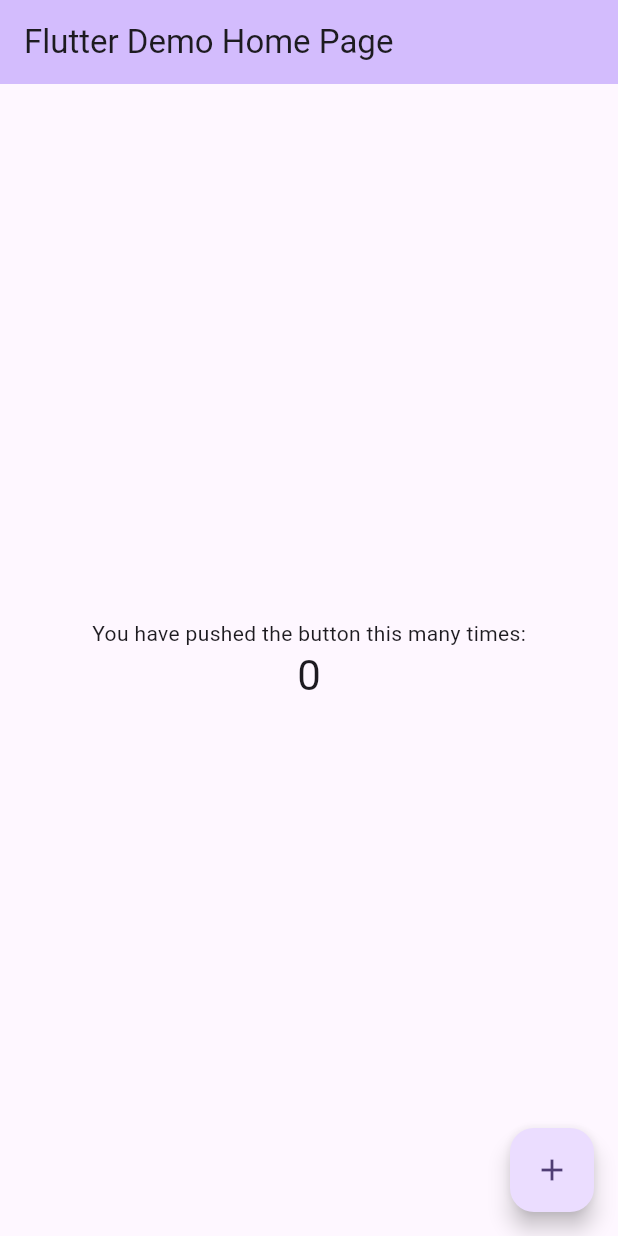
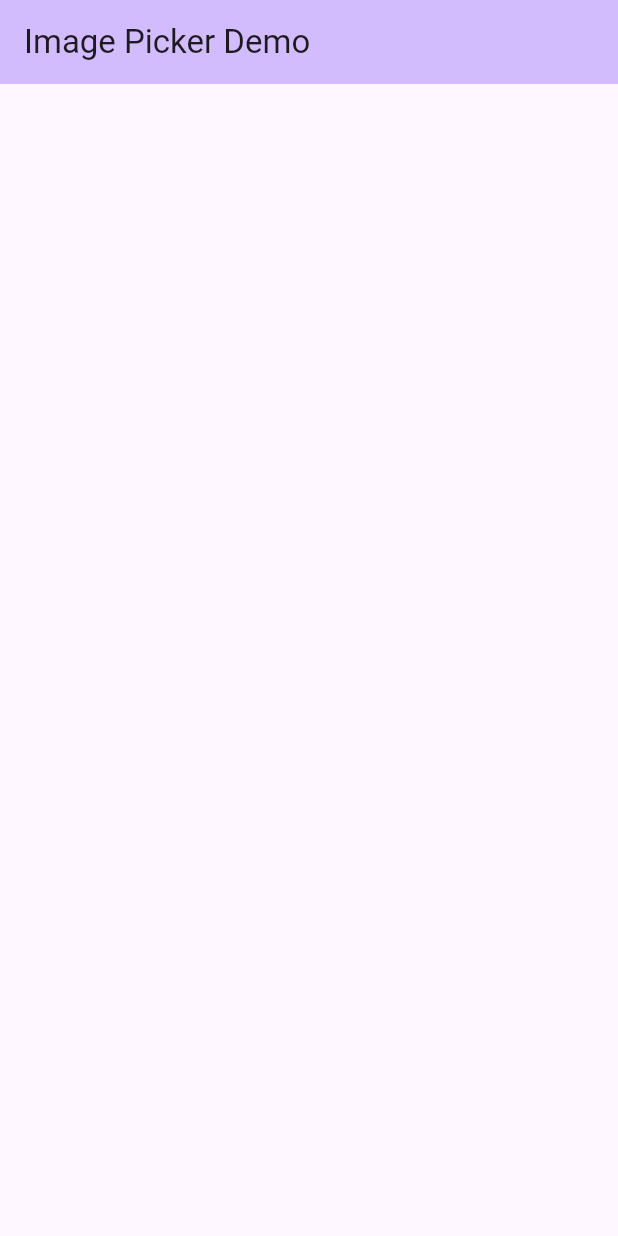
Before and after one commit to AnubhavMittra/image_picker, a Flutter app: the screen it shows after launch, on a phone screen of 412 x 824 dp. Run offline on Flutter 3.47's test engine with Material 3 defaults, Android fonts, the phone set to English and light mode, and no system bars.

Commit message:
Removed unnecessary code

```diff
--- a/lib/main.dart
+++ b/lib/main.dart
@@ -11,42 +11,18 @@ class MyApp extends StatelessWidget {
   @override
   Widget build(BuildContext context) {
     return MaterialApp(
-      title: 'Flutter Demo',
+      title: 'Image Picker Demo',
       theme: ThemeData(
-        // This is the theme of your application.
-        //
-        // TRY THIS: Try running your application with "flutter run". You'll see
-        // the application has a purple toolbar. Then, without quitting the app,
-        // try changing the seedColor in the colorScheme below to Colors.green
-        // and then invoke "hot reload" (save your changes or press the "hot
-        // reload" button in a Flutter-supported IDE, or press "r" if you used
-        // the command line to start the app).
-        //
-        // Notice that the counter didn't reset back to zero; the application
-        // state is not lost during the reload. To reset the state, use hot
-        // restart instead.
-        //
-        // This works for code too, not just values: Most code changes can be
-        // tested with just a hot reload.
         colorScheme: ColorScheme.fromSeed(seedColor: Colors.deepPurple),
         useMaterial3: true,
       ),
-      home: const MyHomePage(title: 'Flutter Demo Home Page'),
+      home: const MyHomePage(title: 'Image Picker Demo'),
     );
   }
 }
 
 class MyHomePage extends StatefulWidget {
   const MyHomePage({super.key, required this.title});
-
-  // This widget is the home page of your application. It is stateful, meaning
-  // that it has a State object (defined below) that contains fields that affect
-  // how it looks.
-
-  // This class is the configuration for the state. It holds the values (in this
-  // case the title) provided by the parent (in this case the App widget) and
-  // used by the build method of the State. Fields in a Widget subclass are
-  // always marked "final".
 
   final String title;
 
@@ -55,71 +31,22 @@ class MyHomePage extends StatefulWidget {
 }
 
 class _MyHomePageState extends State<MyHomePage> {
-  int _counter = 0;
-
-  void _incrementCounter() {
-    setState(() {
-      // This call to setState tells the Flutter framework that something has
-      // changed in this State, which causes it to rerun the build method below
-      // so that the display can reflect the updated values. If we changed
-      // _counter without calling setState(), then the build method would not be
-      // called again, and so nothing would appear to happen.
-      _counter++;
-    });
-  }
 
   @override
   Widget build(BuildContext context) {
-    // This method is rerun every time setState is called, for instance as done
-    // by the _incrementCounter method above.
-    //
-    // The Flutter framework has been optimized to make rerunning build methods
-    // fast, so that you can just rebuild anything that needs updating rather
-    // than having to individually change instances of widgets.
     return Scaffold(
       appBar: AppBar(
-        // TRY THIS: Try changing the color here to a specific color (to
-        // Colors.amber, perhaps?) and trigger a hot reload to see the AppBar
-        // change color while the other colors stay the same.
         backgroundColor: Theme.of(context).colorScheme.inversePrimary,
-        // Here we take the value from the MyHomePage object that was created by
-        // the App.build method, and use it to set our appbar title.
         title: Text(widget.title),
       ),
       body: Center(
-        // Center is a layout widget. It takes a single child and positions it
-        // in the middle of the parent.
         child: Column(
-          // Column is also a layout widget. It takes a list of children and
-          // arranges them vertically. By default, it sizes itself to fit its
-          // children horizontally, and tries to be as tall as its parent.
-          //
-          // Column has various properties to control how it sizes itself and
-          // how it positions its children. Here we use mainAxisAlignment to
-          // center the children vertically; the main axis here is the vertical
-          // axis because Columns are vertical (the cross axis would be
-          // horizontal).
-          //
-          // TRY THIS: Invoke "debug painting" (choose the "Toggle Debug Paint"
-          // action in the IDE, or press "p" in the console), to see the
-          // wireframe for each widget.
           mainAxisAlignment: MainAxisAlignment.center,
           children: <Widget>[
-            const Text(
-              'You have pushed the button this many times:',
-            ),
-            Text(
-              '$_counter',
-              style: Theme.of(context).textTheme.headlineMedium,
-            ),
+
           ],
         ),
       ),
-      floatingActionButton: FloatingActionButton(
-        onPressed: _incrementCounter,
-        tooltip: 'Increment',
-        child: const Icon(Icons.add),
-      ), // This trailing comma makes auto-formatting nicer for build methods.
     );
   }
 }
```
Also changed, not shown: pubspec.yaml (+2 -50 lines), pubspec.lock.
